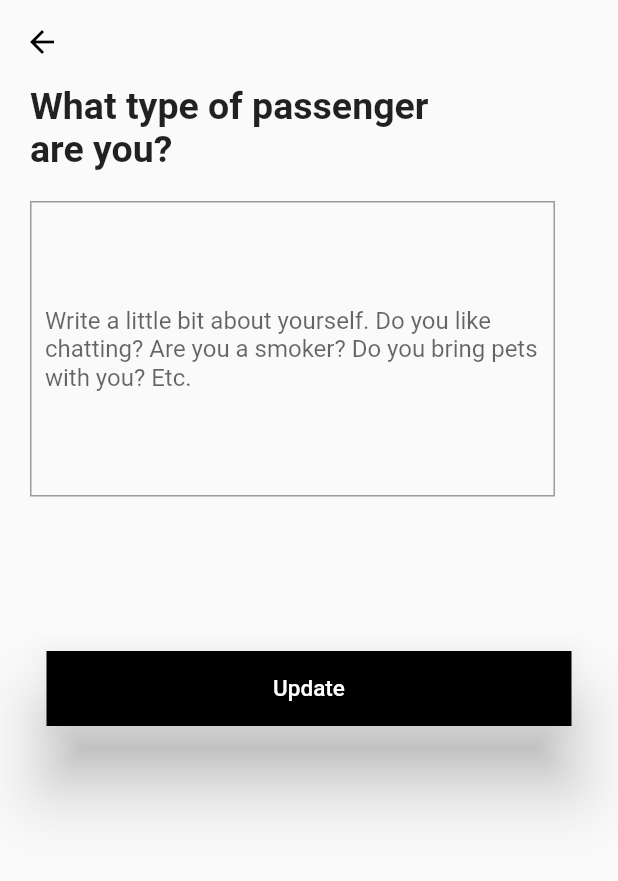
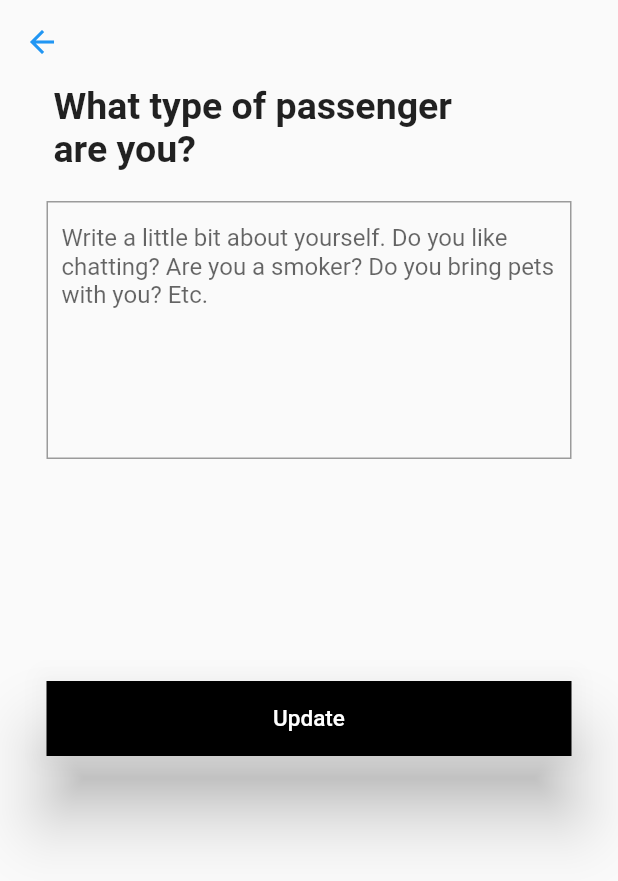
Before and after one commit to ilagazo/Flutter_UserProfile, a Flutter app: the screen it shows after launch, after a tap on an icon or button, on a phone screen of 412 x 824 dp. Shown: the top 881 px of the screen. Run offline on Flutter 3.47's test engine with Material 2 defaults, Android fonts, the phone set to English and light mode, and no system bars; our stand-ins replace email_validator, string_validator; network calls fail.

Commit message:
Fixing Styling for multiple devices

```diff
--- a/lib/pages/edit_description.dart
+++ b/lib/pages/edit_description.dart
@@ -30,34 +30,34 @@
         body: Form(
           key: _formKey,
           child: Column(
-              crossAxisAlignment: CrossAxisAlignment.start,
+              crossAxisAlignment: CrossAxisAlignment.center,
               mainAxisAlignment: MainAxisAlignment.start,
               children: <Widget>[
                 Padding(
-                    padding: EdgeInsets.only(left: 20),
+                    padding: EdgeInsets.only(right: 75),
                     child: const Text(
                       "What type of passenger\nare you?",
                       style:
                           TextStyle(fontSize: 25, fontWeight: FontWeight.bold),
                     )),
                 Padding(
-                    padding: EdgeInsets.only(left: 20, top: 20),
+                    padding: EdgeInsets.all(20),
                     child: SizedBox(
                         height: 250,
                         width: 350,
                         child: TextFormField(
                           // Handles Form Validation
                           validator: (value) {
-                            if (value == null || value.isEmpty) {
-                              return 'Please enter a description about yourself.';
+                            if (value == null || value.isEmpty || value.length > 200) {
+                              return 'Please describe yourself but keep it under 200 characters.';
                             }
                             return null;
                           },
                           controller: descriptionController,
+                          textAlignVertical: TextAlignVertical.top,
                           decoration: const InputDecoration(
                               alignLabelWithHint: true,
-                              contentPadding: EdgeInsets.symmetric(
-                                  vertical: 70, horizontal: 10),
+                              contentPadding: EdgeInsets.fromLTRB(10, 15, 10, 100),
                               hintMaxLines: 3,
                               hintText:
                                   'Write a little bit about yourself. Do you like chatting? Are you a smoker? Do you bring pets with you? Etc.'),
--- a/lib/pages/edit_email.dart
+++ b/lib/pages/edit_email.dart
@@ -35,11 +35,11 @@
         body: Form(
           key: _formKey,
           child: Column(
-              crossAxisAlignment: CrossAxisAlignment.start,
+              crossAxisAlignment: CrossAxisAlignment.center,
               mainAxisAlignment: MainAxisAlignment.start,
               children: <Widget>[
                 Padding(
-                    padding: EdgeInsets.only(left: 15),
+                    padding: EdgeInsets.only(right: 160),
                     child: const Text(
                       "What's your email?",
                       style:
--- a/lib/pages/edit_phone.dart
+++ b/lib/pages/edit_phone.dart
@@ -40,11 +40,11 @@
         body: Form(
           key: _formKey,
           child: Column(
-              crossAxisAlignment: CrossAxisAlignment.start,
+              crossAxisAlignment: CrossAxisAlignment.center,
               mainAxisAlignment: MainAxisAlignment.start,
               children: <Widget>[
                 Padding(
-                    padding: EdgeInsets.only(left: 15),
+                    padding: EdgeInsets.only(right: 60),
                     child: const Text(
                       "What's Your Phone Number?",
                       style:
--- a/lib/pages/profile_page.dart
+++ b/lib/pages/profile_page.dart
@@ -6,6 +6,7 @@
 import 'package:flutter_user_profile/pages/edit_image.dart';
 import 'package:flutter_user_profile/pages/edit_name.dart';
 import 'package:flutter_user_profile/pages/edit_phone.dart';
+import 'package:flutter_user_profile/widgets/appbar_widget.dart';
 import '../user/user.dart';
 import '../widgets/display_image_widget.dart';
 import '../user/user_data.dart';
@@ -22,10 +23,14 @@
     final user = UserData.myUser;
 
     return Scaffold(
-      body: ListView(
-        padding: EdgeInsets.all(40.0),
-        physics: BouncingScrollPhysics(),
+      body: Column(
+        // padding: EdgeInsets.all(40.0),
+        // physics: BouncingScrollPhysics(),
         children: [
+          AppBar(
+            backgroundColor: Colors.transparent,
+            elevation: 0,
+          ),
           Center(
               child: Padding(
                   padding: EdgeInsets.only(bottom: 20),
@@ -40,9 +45,11 @@
           DisplayImage(
             imagePath: user.image,
             onPressed: () async {
-              navigateSecondPage(EditImagePage());
+              await Navigator.of(context).push(
+                MaterialPageRoute(builder: (context) => EditImagePage()),
+              );
+              setState(() {});
             },
-            // onClicked: () async {},
           ),
           buildUserInfoDisplay(user.name, 'Name', EditNameFormPage()),
           buildUserInfoDisplay(user.phone, 'Phone', EditPhoneFormPage()),
@@ -64,7 +71,8 @@
                 title,
                 style: TextStyle(
                   fontSize: 15,
-                  fontWeight: FontWeight.w100,
+                  fontWeight: FontWeight.w500,
+                  color: Colors.grey,
                 ),
               ),
               SizedBox(
@@ -108,13 +116,14 @@
             'Tell Us About Yourself',
             style: TextStyle(
               fontSize: 15,
-              fontWeight: FontWeight.w100,
+              fontWeight: FontWeight.w500,
+              color: Colors.grey,
             ),
           ),
           const SizedBox(height: 1),
           Container(
               width: 350,
-              height: 150,
+              height: 200,
               decoration: BoxDecoration(
                   border: Border(
                       bottom: BorderSide(
@@ -127,12 +136,17 @@
                         onPressed: () {
                           navigateSecondPage(EditDescriptionFormPage());
                         },
-                        child: Align(
-                            alignment: Alignment.topLeft,
-                            child: Text(
-                              user.aboutMeDescription,
-                              style: TextStyle(fontSize: 16, height: 1.4),
-                            )))),
+                        child: Padding(
+                            padding: EdgeInsets.fromLTRB(0, 10, 10, 10),
+                            child: Align(
+                                alignment: Alignment.topLeft,
+                                child: Text(
+                                  user.aboutMeDescription,
+                                  style: TextStyle(
+                                    fontSize: 16,
+                                    height: 1.4,
+                                  ),
+                                ))))),
                 Icon(
                   Icons.keyboard_arrow_right,
                   color: Colors.grey,
--- a/lib/user/user_data.dart
+++ b/lib/user/user_data.dart
@@ -11,5 +11,5 @@
       email: 'test.test@gmail.com',
       phone: '(208) 206-5039',
       aboutMeDescription:
-          'Lorem ipsum dolor sit amet, consectetur adipiscing elit, sed do eiusmod tempor incididunt ut labore et dolore magna aliqua. Ut enim ad minim veniam, quis nostrud exercitation ullamco laboris nisi ut aliquip ex ea commodo consequat. Duis aute irure dolor in reprehenderit in voluptate velit esse cillum dolore eu fugiat nulla pariatur. Excepteur sint occaecat cupidatat non proident, sunt in culpa qui officia deserunt mollit anim id est laborum.');
+          'Lorem ipsum dolor sit amet, consectetur adipiscing elit, sed do eiusmod tempor incididunt ut labore et dolore magna aliqua. Ut enim ad minim veniam, quis nostrud exercitation ullamco laboris nisi ut aliquip ex ea commodo consequat...');
 }
--- a/lib/widgets/appbar_widget.dart
+++ b/lib/widgets/appbar_widget.dart
@@ -4,7 +4,7 @@
   return AppBar(
     iconTheme: IconThemeData(
         color: Colors
-            .black), // set backbutton color here which will reflect in all screens.
+            .blue), // set backbutton color here which will reflect in all screens.
     leading: BackButton(),
     backgroundColor: Colors.transparent,
     elevation: 0,
--- a/lib/widgets/display_image_widget.dart
+++ b/lib/widgets/display_image_widget.dart
@@ -1,3 +1,5 @@
+import 'dart:io';
+
 import 'package:flutter/material.dart';
 
 class DisplayImage extends StatelessWidget {
@@ -28,16 +30,15 @@
 
   // Builds Profile Image
   Widget buildImage(Color color) {
-    //For NetWork Image
-    final image = NetworkImage(imagePath);
+    final image = imagePath.contains('https://')
+        ? NetworkImage(imagePath)
+        : FileImage(File(imagePath));
 
     return CircleAvatar(
       radius: 75,
       backgroundColor: color,
       child: CircleAvatar(
-        backgroundImage: image,
-        // backgroundImage: AssetImage(
-        //     'lib/assets/Darth_Vader_in_The_Empire_Strikes_Back.jpeg'),
+        backgroundImage: image as ImageProvider,
         radius: 70,
       ),
     );
```
Also changed, not shown: lib/pages/edit_name.dart (+6 -5 lines).
